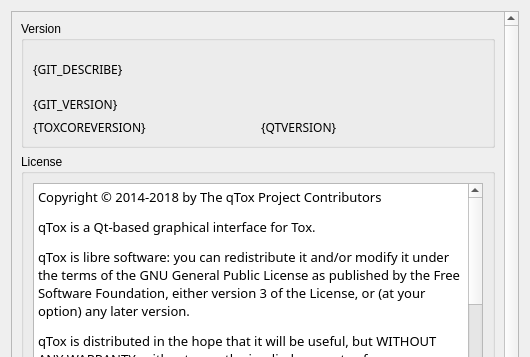
qTox/qTox, file src/widget/form/settings/aboutsettings.ui: the form before one commit; both pictures show x 0 to 530 and y 0 to 357 of the 530 by 553 pixel window.
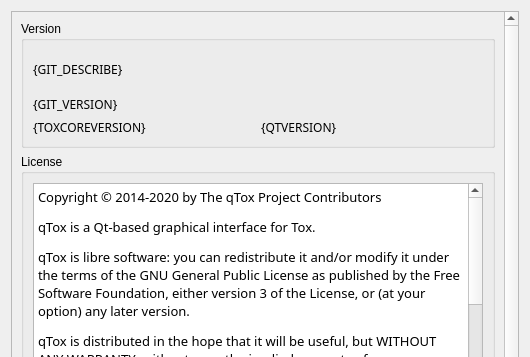
The form after the commit. Custom widgets are drawn as their Qt base class.

Commit message: chore: update copyright date in About

Patch:
```diff
--- a/src/widget/form/settings/aboutsettings.ui
+++ b/src/widget/form/settings/aboutsettings.ui
@@ -280,7 +280,7 @@
 &lt;html&gt;&lt;head&gt;&lt;meta name=&quot;qrichtext&quot; content=&quot;1&quot; /&gt;&lt;style type=&quot;text/css&quot;&gt;
 p, li { white-space: pre-wrap; }
 &lt;/style&gt;&lt;/head&gt;&lt;body style=&quot; font-family:'Noto Sans'; font-size:10pt; font-weight:400; font-style:normal;&quot;&gt;
-&lt;p style=&quot; margin-top:12px; margin-bottom:12px; margin-left:0px; margin-right:0px; -qt-block-indent:0; text-indent:0px;&quot;&gt;&lt;span style=&quot; font-family:'Sans Serif';&quot;&gt;Copyright © 2014-2018 by The qTox Project Contributors&lt;/span&gt;&lt;/p&gt;
+&lt;p style=&quot; margin-top:12px; margin-bottom:12px; margin-left:0px; margin-right:0px; -qt-block-indent:0; text-indent:0px;&quot;&gt;&lt;span style=&quot; font-family:'Sans Serif';&quot;&gt;Copyright © 2014-2020 by The qTox Project Contributors&lt;/span&gt;&lt;/p&gt;
 &lt;p style=&quot; margin-top:12px; margin-bottom:12px; margin-left:0px; margin-right:0px; -qt-block-indent:0; text-indent:0px;&quot;&gt;&lt;span style=&quot; font-family:'Ubuntu';&quot;&gt;qTox is a Qt-based graphical interface for Tox.&lt;/span&gt;&lt;/p&gt;
 &lt;p style=&quot; margin-top:12px; margin-bottom:12px; margin-left:0px; margin-right:0px; -qt-block-indent:0; text-indent:0px;&quot;&gt;&lt;span style=&quot; font-family:'Sans Serif';&quot;&gt;qTox is libre software: you can redistribute it and/or modify it under the terms of the GNU General Public License as published by the Free Software Foundation, either version 3 of the License, or (at your option) any later version.&lt;/span&gt;&lt;/p&gt;
 &lt;p style=&quot; margin-top:12px; margin-bottom:12px; margin-left:0px; margin-right:0px; -qt-block-indent:0; text-indent:0px;&quot;&gt;&lt;span style=&quot; font-family:'Sans Serif';&quot;&gt;qTox is distributed in the hope that it will be useful, but WITHOUT ANY WARRANTY; without even the implied warranty of MERCHANTABILITY or FITNESS FOR A PARTICULAR PURPOSE. See the GNU General Public License for more details. &lt;/span&gt;&lt;/p&gt;
```
